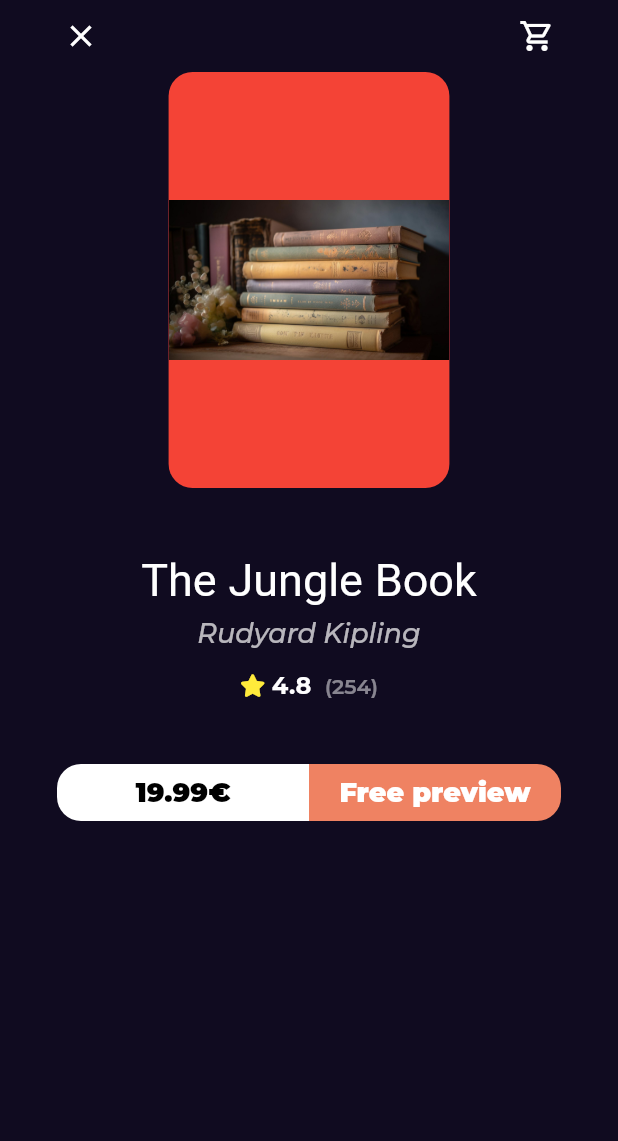
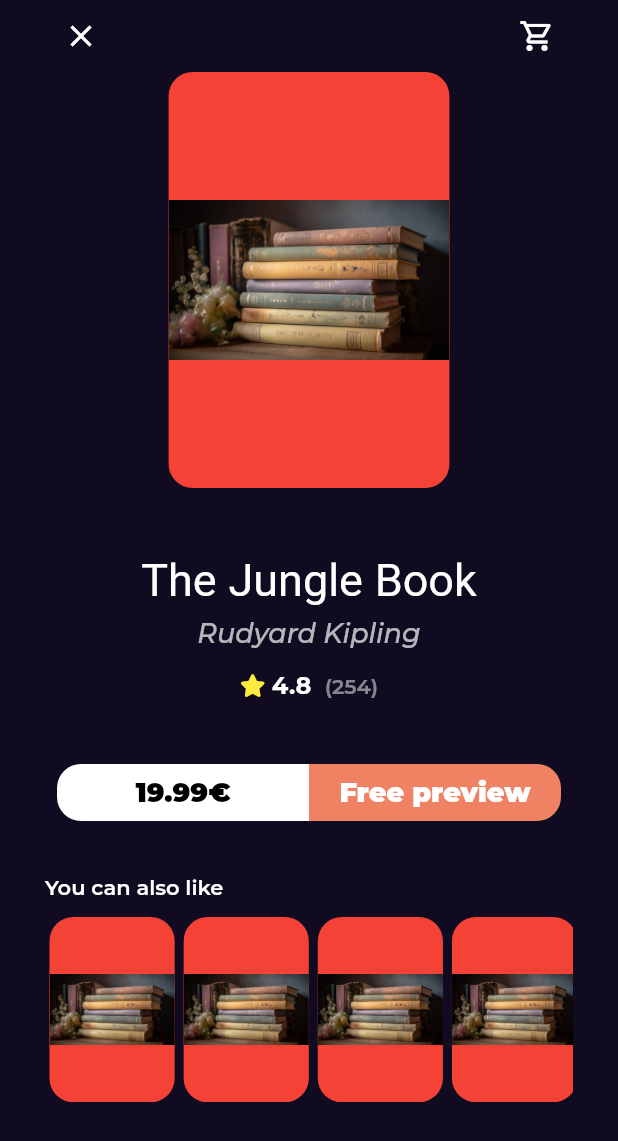
Before and after one commit to AhmedAlbay/bookly_app, a Flutter app: the BookDetailsView screen opened by its route, on a phone screen of 412 x 824 dp. Shown: the top 1141 px of the screen. Run offline on Flutter 3.47's test engine with Material 2 defaults, Android fonts, the phone set to English and light mode, and no system bars; our stand-ins replace font_awesome_flutter, go_router, google_fonts.

Commit message:
create similarbooklistview

```diff
--- a/lib/Features/home/presentation/views/widgets/book_details_view_body.dart
+++ b/lib/Features/home/presentation/views/widgets/book_details_view_body.dart
@@ -2,6 +2,7 @@ import 'package:bookly_app/Features/home/presentation/views/widgets/booking_acti
 import 'package:bookly_app/Features/home/presentation/views/widgets/booking_rating.dart';
 import 'package:bookly_app/Features/home/presentation/views/widgets/custom_book_details_appbar.dart';
 import 'package:bookly_app/Features/home/presentation/views/widgets/custom_book_item.dart';
+import 'package:bookly_app/Features/home/presentation/views/widgets/similar_books_list_view.dart';
 import 'package:bookly_app/core/utils/styles.dart';
 import 'package:flutter/material.dart';
 
@@ -47,7 +48,24 @@ class BookDetailsViewBody extends StatelessWidget {
           const SizedBox(
             height: 37,
           ),
-          const BooksAction()
+          const BooksAction(),
+          const SizedBox(
+            height: 30,
+          ),
+          Align(
+            alignment: Alignment.centerLeft,
+            child: Text(
+              'You can also like',
+              style: Styles.textStyle14.copyWith(fontWeight: FontWeight.w600),
+            ),
+          ),
+          const SizedBox(
+            height: 12,
+          ),
+          const SimilarBooksListView(),
+          const SizedBox(
+            height: 10,
+          ),
         ],
       ),
     );
--- /dev/null
+++ b/lib/Features/home/presentation/views/widgets/similar_books_list_view.dart
@@ -0,0 +1,21 @@
+import 'package:bookly_app/Features/home/presentation/views/widgets/custom_book_item.dart';
+import 'package:flutter/material.dart';
+
+class SimilarBooksListView extends StatelessWidget {
+  const SimilarBooksListView({super.key});
+
+  @override
+  Widget build(BuildContext context) {
+    return SizedBox(
+      height: MediaQuery.of(context).size.height * .15,
+      child: ListView.builder(
+          scrollDirection: Axis.horizontal,
+          itemBuilder: (context, index) {
+            return const Padding(
+              padding: EdgeInsets.symmetric(horizontal: 3),
+              child: CustomBookItem(),
+            );
+          }),
+    );
+  }
+}
```
